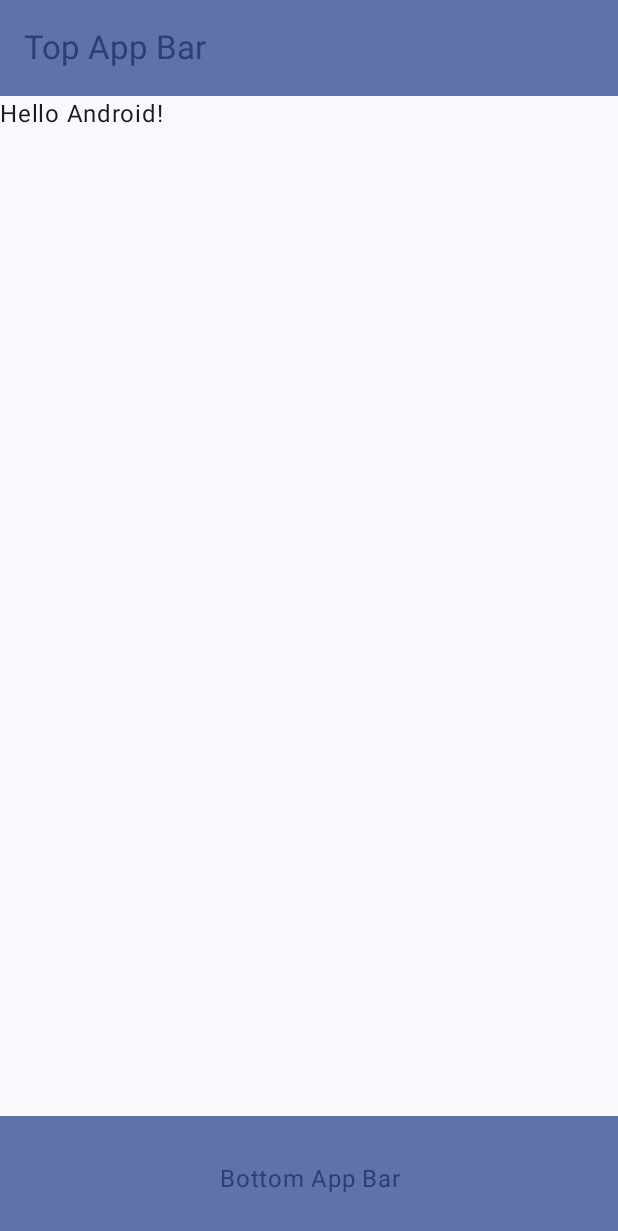
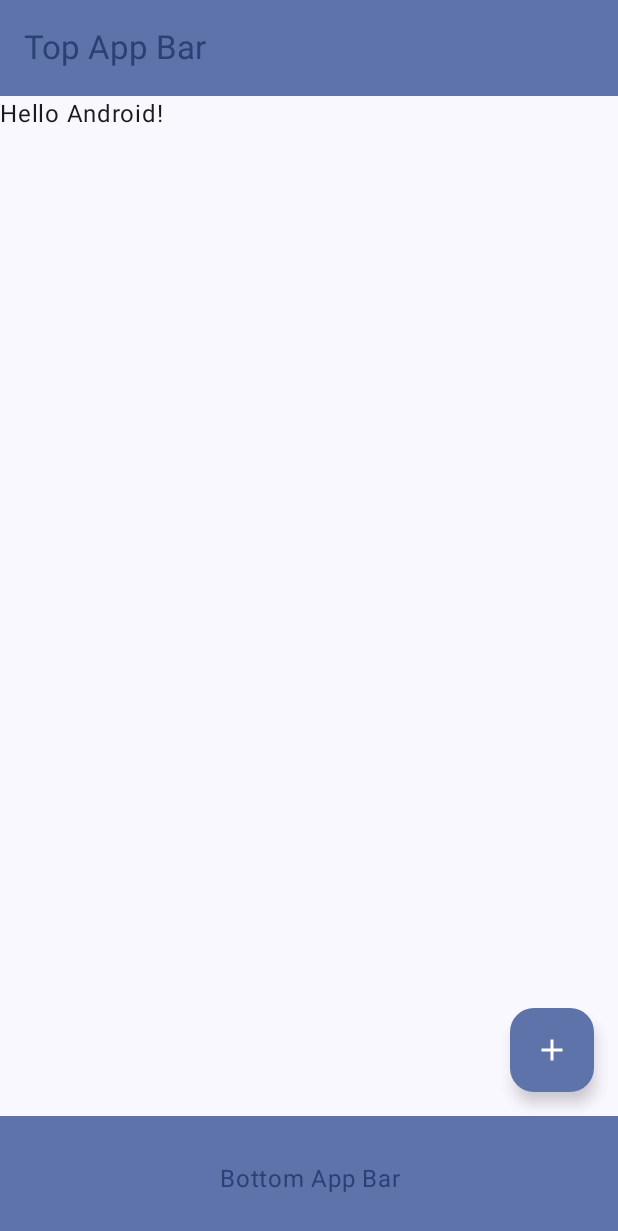
Before and after one commit to ji-circle/mobile6, an Android app built with Jetpack Compose: the screen it shows after launch (MainActivity), on a phone screen of 412 x 824 dp. Shown: the top 1231 px of the screen. Run offline under Robolectric (Android 15) with nearby library versions, the phone set to English and light mode, and no system bars.

Commit message:
add: fab

```diff
--- a/app/src/main/java/com/example/secondapp6/MainActivity.kt
+++ b/app/src/main/java/com/example/secondapp6/MainActivity.kt
@@ -7,8 +7,12 @@ import androidx.activity.enableEdgeToEdge
 import androidx.compose.foundation.layout.fillMaxSize
 import androidx.compose.foundation.layout.fillMaxWidth
 import androidx.compose.foundation.layout.padding
+import androidx.compose.material.icons.Icons
+import androidx.compose.material.icons.filled.Add
 import androidx.compose.material3.BottomAppBar
 import androidx.compose.material3.ExperimentalMaterial3Api
+import androidx.compose.material3.FloatingActionButton
+import androidx.compose.material3.Icon
 import androidx.compose.material3.MaterialTheme
 import androidx.compose.material3.Scaffold
 import androidx.compose.material3.Text
@@ -40,22 +44,27 @@ class MainActivity : ComponentActivity() {
                             title = { Text("Top App Bar") }
                         )
                     },
-                    //바텀바 넣기
                     bottomBar = {
-                        //BottomAppBar 선택할 때 action 어쩌구 없는거로
                         BottomAppBar(
                             containerColor = MaterialTheme.colorScheme.primaryContainer,
                             contentColor = MaterialTheme.colorScheme.primary
                         ) {
-                            //뭔가를 넣을 수 있음.
-                            //텍스트 정렬하려면 textAlign을 괄호 뒤에 추가하기.
-                            //  근데 그냥  textAlign = TextAlign.Center 이라고 하면, 텍스트의 범위가 텍스트에 딱 맞춰있는 상태라서
-                            //    정렬이 안 됨... 텍스트가 차지하고 있는 범위를 bottom app bar의 전체로 해줘야 가운데 정렬이 됨...
-                            //       = modifier 사용하라는 뜻
                             Text(
                                 modifier = Modifier.fillMaxWidth(),
                                 textAlign = TextAlign.Center,
-                                text = "Bottom App Bar")
+                                text = "Bottom App Bar"
+                            )
+                        }
+                    },
+
+                    //scaffold 안에 fab가 하나의 컴포넌트로 되어있음! (클릭 가능 )
+                    //fab도 람다함수로 넣기
+                    floatingActionButton = {
+                        FloatingActionButton(onClick = {}) {
+                            //Icon 선택 시 이미지벡터가 있는 거를 선택하기
+                            //시각장애인이나 이거에 대한 설명이 필요한 경우를 위해 넣는 것...
+                            Icon(imageVector = Icons.Default.Add, contentDescription = "Add")
+
                         }
 
                     }
```
